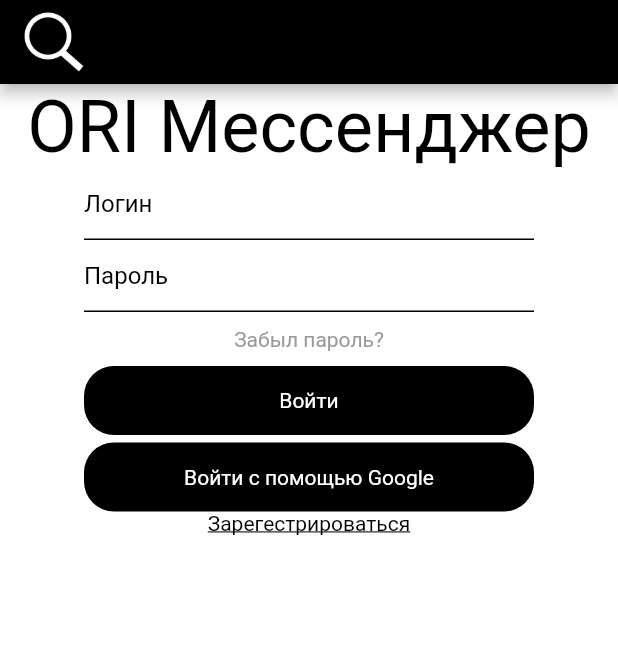
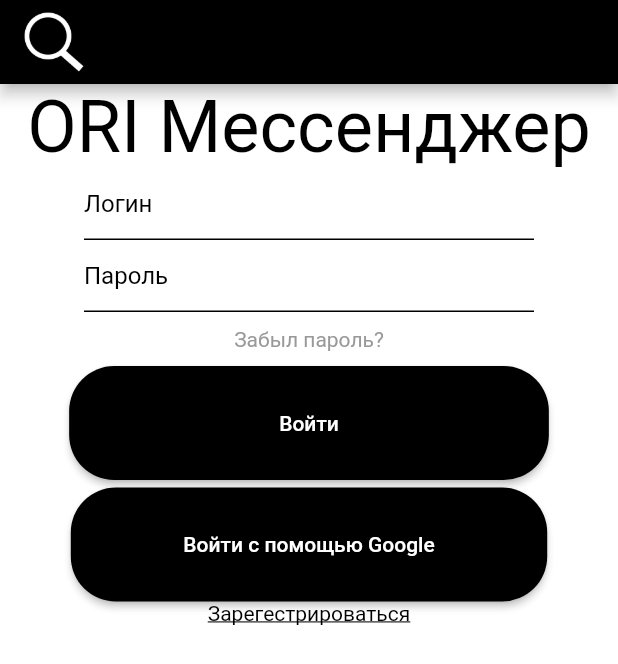
Before and after one commit to chygunok/ori_instant_messenger, a Flutter app: the screen it shows after launch, on a phone screen of 412 x 824 dp. Shown: the top 664 px of the screen. Run offline on Flutter 3.47's test engine with Material 2 defaults, Android fonts, the phone set to English and light mode, and no system bars; our stand-ins replace google_fonts.

Commit message:
Update login.dart

```diff
--- a/app/lib/login.dart
+++ b/app/lib/login.dart
@@ -72,23 +72,29 @@ class _LoginPageState extends State<LoginPage> {
               SizedBox(height: 10),
               Container(
                 alignment: Alignment.center,
-                width: 300,
-                padding: EdgeInsets.symmetric(vertical: 15),
-                decoration: BoxDecoration(
+                child: RaisedButton(
+                    padding:
+                        EdgeInsets.symmetric(vertical: 30, horizontal: 140),
                     color: Colors.black,
-                    borderRadius: BorderRadius.circular(20)),
-                child: Text("Войти", style: TextStyle(color: Colors.white)),
+                    textColor: Colors.white,
+                    shape: RoundedRectangleBorder(
+                        borderRadius: new BorderRadius.circular(30.0)),
+                    onPressed: () {},
+                    child:
+                        Text("Войти", style: TextStyle(color: Colors.white))),
               ),
               SizedBox(height: 5),
               Container(
                 alignment: Alignment.center,
-                width: 300,
-                padding: EdgeInsets.symmetric(vertical: 15),
-                decoration: BoxDecoration(
+                child: RaisedButton(
+                    padding: EdgeInsets.symmetric(vertical: 30, horizontal: 75),
                     color: Colors.black,
-                    borderRadius: BorderRadius.circular(20)),
-                child: Text("Войти с помощью Google",
-                    style: TextStyle(color: Colors.white)),
+                    textColor: Colors.white,
+                    shape: RoundedRectangleBorder(
+                        borderRadius: new BorderRadius.circular(30.0)),
+                    onPressed: () {},
+                    child: Text("Войти с помощью Google",
+                        style: TextStyle(color: Colors.white))),
               ),
               Row(
                 mainAxisAlignment: MainAxisAlignment.center,
```
